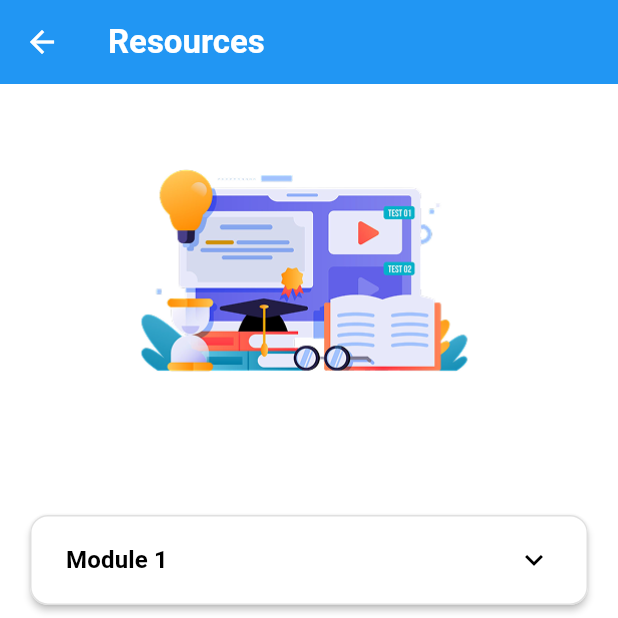
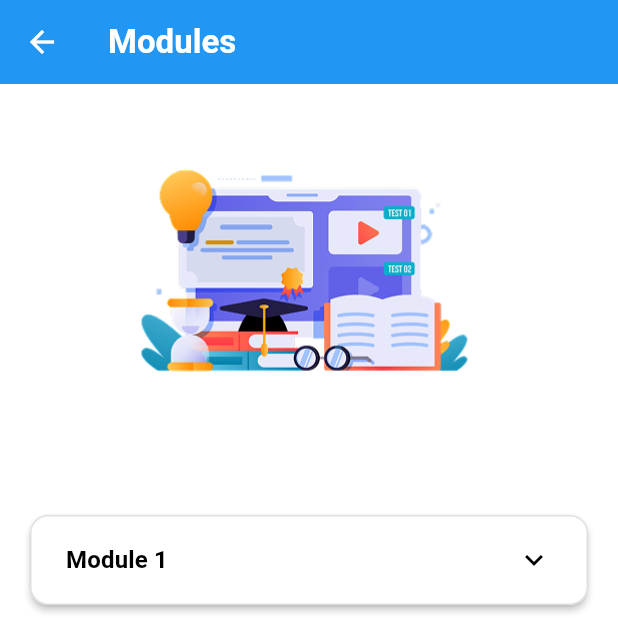
Before and after one commit to Rohith2205/Atal, a Flutter app: the ModulesScreen screen opened directly, on a phone screen of 412 x 824 dp, the top half of it. Run offline on Flutter 3.47's test engine with Material 3 defaults, Android fonts, the phone set to English and light mode, and no system bars; our stand-ins replace another_flutter_splash_screen, carousel_slider, cloud_firestore, connectivity_plus, device_preview, elegant_notification and 6 more; missing offline and left inert: amplify_api, amplify_auth_cognito, amplify_authenticator, amplify_flutter, amplify_storage_s3, syncfusion_flutter_pdfviewer; accounts and stored records are empty.

Commit message:
Update modules_screen.dart

```diff
--- a/lib/screens/modules_screen.dart
+++ b/lib/screens/modules_screen.dart
@@ -196,7 +196,7 @@ class _ModulesScreenState extends State<ModulesScreen> {
       backgroundColor: Colors.white,
       appBar: AppBar(
         title: const Text(
-          'Resources',
+          'Modules',
           style: TextStyle(fontWeight: FontWeight.bold),
         ),
         backgroundColor: Colors.blue,
```
